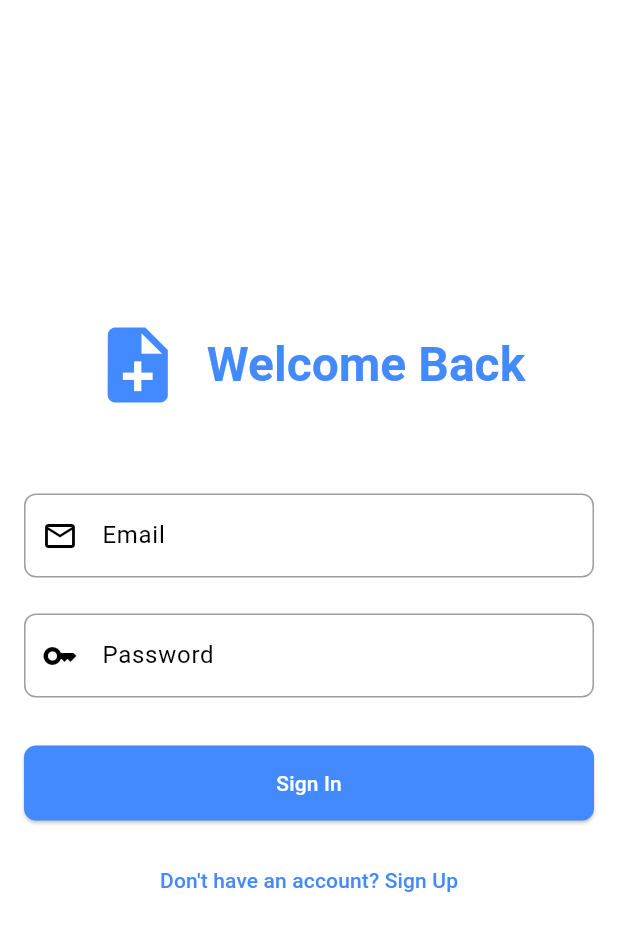
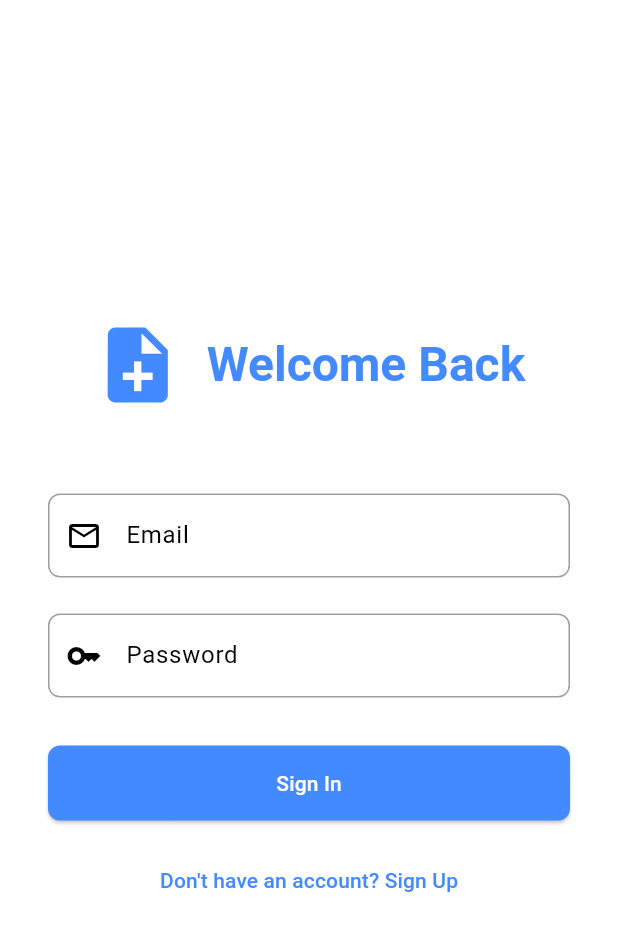
Before and after one commit to IrakozeLoraine/notes_app, a Flutter app: the screen it shows after launch, on a phone screen of 412 x 824 dp. Shown: the top 931 px of the screen. Run offline on Flutter 3.47's test engine with Material 3 defaults, Android fonts, the phone set to English and light mode, and no system bars; our stand-ins replace cloud_firestore, equatable, firebase_auth, firebase_core, flutter_bloc, get_it; accounts and stored records are empty.

Commit message:
ref: make app responsive on landscape mode

```diff
--- a/lib/presentation/screens/LoginScreen.dart
+++ b/lib/presentation/screens/LoginScreen.dart
@@ -52,8 +52,10 @@ class _LoginScreenState extends State<LoginScreen> {
           }
         },
         builder: (context, state) {
-          return Padding(
-            padding: const EdgeInsets.all(16.0),
+          return Center(
+            child: SingleChildScrollView(
+              child: Padding(
+                padding: const EdgeInsets.all(32.0),
                 child: Form(
                   key: _formKey,
                   child: Column(
@@ -86,6 +88,7 @@ class _LoginScreenState extends State<LoginScreen> {
                           prefixIcon: Icon(Icons.email_outlined),
                         ),
                         keyboardType: TextInputType.emailAddress,
+                        autovalidateMode: AutovalidateMode.onUserInteraction,
                         validator: (value) {
                           if (value == null || value.isEmpty) {
                             return 'Please enter your email';
@@ -99,6 +102,7 @@ class _LoginScreenState extends State<LoginScreen> {
                       const SizedBox(height: 24),
                       TextFormField(
                         controller: _passwordController,
+                        autovalidateMode: AutovalidateMode.onUserInteraction,
                         decoration: const InputDecoration(
                           labelText: 'Password',
                           border: OutlineInputBorder(),
@@ -147,6 +151,8 @@ class _LoginScreenState extends State<LoginScreen> {
                     ],
                   ),
                 ),
+              )
+            )
           );
         },
       ),
```
Lines whose indentation alone changed are shown as unchanged.
